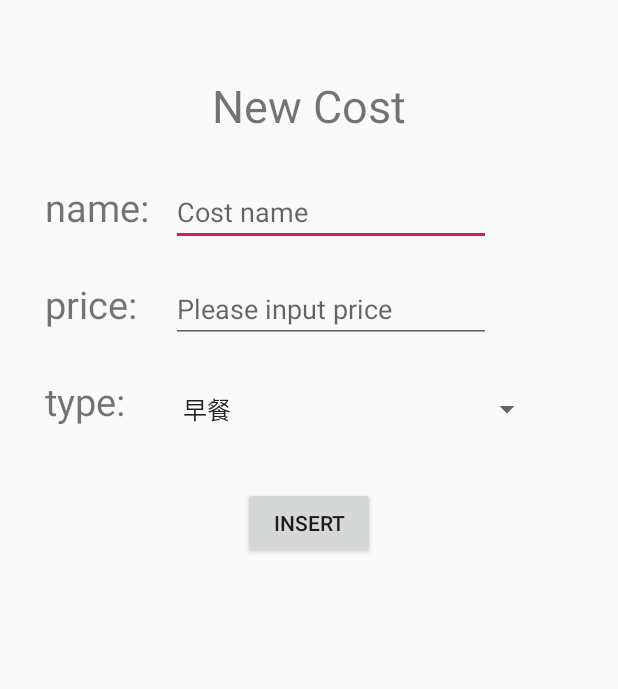
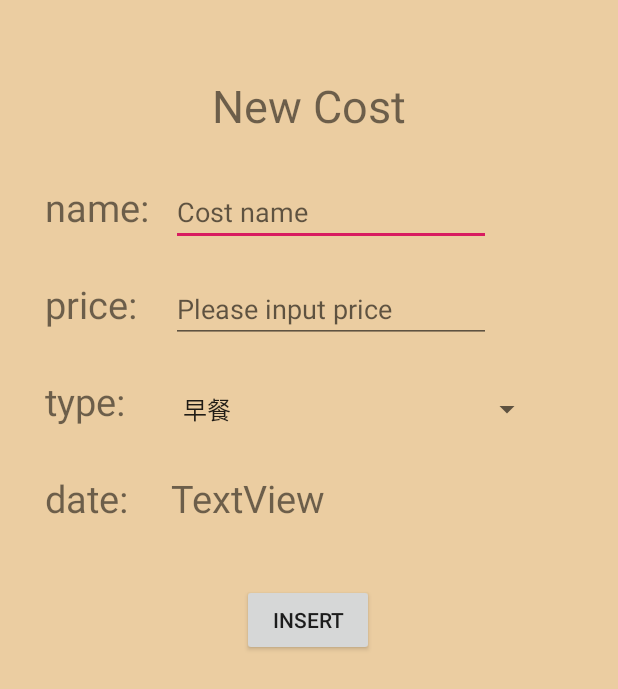
Before and after one commit to DerrickPikachu/PikaCount, an Android app: the layout activity_new_data.xml on its own in the app's theme, with its tools: preview values and no code run, on a phone screen of 412 x 824 dp. Shown: the top 689 px of the screen. Run offline under Robolectric (Android 15) with nearby library versions, the phone set to English and light mode, and no system bars.

Commit message:
Can insert new data for the past days

```diff
--- a/app/src/main/res/layout/activity_new_data.xml
+++ b/app/src/main/res/layout/activity_new_data.xml
@@ -4,6 +4,7 @@
     xmlns:tools="http://schemas.android.com/tools"
     android:layout_width="match_parent"
     android:layout_height="match_parent"
+    android:background="#EBCDA1"
     tools:context=".NewDataActivity">
 
     <TextView
@@ -75,8 +76,9 @@
         android:layout_marginTop="40dp"
         android:text="@string/add_data_btn"
         app:layout_constraintEnd_toEndOf="parent"
+        app:layout_constraintHorizontal_bias="0.498"
         app:layout_constraintStart_toStartOf="parent"
-        app:layout_constraintTop_toBottomOf="@+id/typeSpinner" />
+        app:layout_constraintTop_toBottomOf="@+id/dateTxv" />
 
     <androidx.constraintlayout.widget.Guideline
         android:id="@+id/guideline"
@@ -97,4 +99,23 @@
         app:layout_constraintTop_toTopOf="@+id/textView8"
         app:layout_constraintVertical_bias="1.0" />
 
+    <TextView
+        android:id="@+id/textView"
+        android:layout_width="wrap_content"
+        android:layout_height="wrap_content"
+        android:layout_marginTop="30dp"
+        android:text="@string/input_date"
+        android:textSize="25sp"
+        app:layout_constraintStart_toStartOf="@+id/textView8"
+        app:layout_constraintTop_toBottomOf="@+id/textView8" />
+
+    <TextView
+        android:id="@+id/dateTxv"
+        android:layout_width="wrap_content"
+        android:layout_height="wrap_content"
+        android:text="TextView"
+        android:textSize="25sp"
+        app:layout_constraintBaseline_toBaselineOf="@+id/textView"
+        app:layout_constraintStart_toStartOf="@+id/guideline" />
+
 </androidx.constraintlayout.widget.ConstraintLayout>
```
Also changed, not shown: app/src/main/java/com/example/pikacount/NewDataActivity.java (+44 -6 lines).
